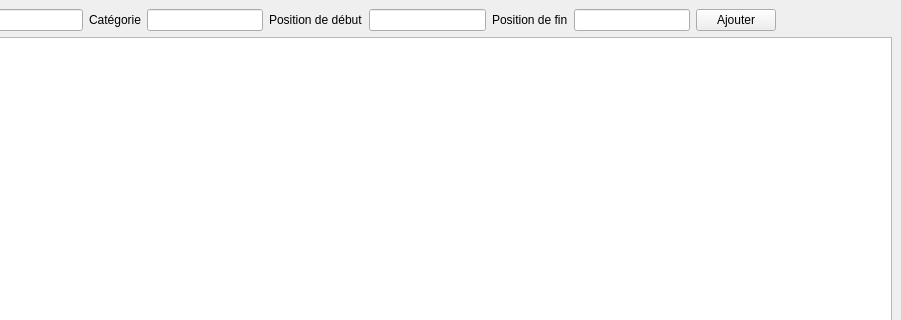
This is src/gui_video_db/resource/video_db.ui in PIBAUR/Plaisir as Qt 5 draws it before an edit; both pictures show x 127 to 1028 and y 0 to 320 of the 1028 by 730 pixel window. The edited form follows.
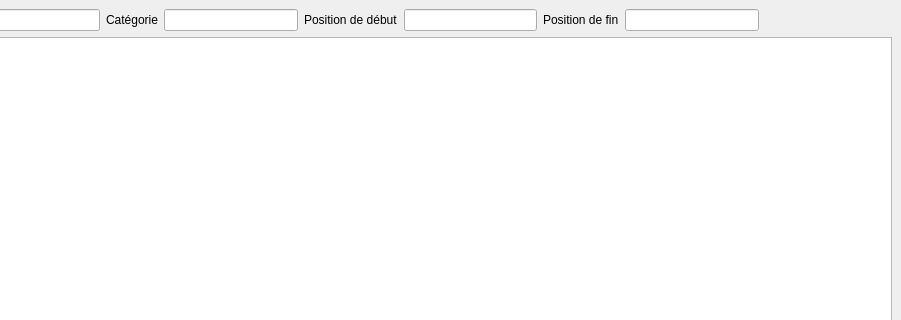
This is the edited form.

Commit message: change video management strategy, no more db, going through the file system

Patch:
```diff
--- a/src/gui_video_db/resource/video_db.ui
+++ b/src/gui_video_db/resource/video_db.ui
@@ -57,13 +57,6 @@
       <item>
        <widget class="QLineEdit" name="newVideoEndPosition_lineEdit"/>
       </item>
-      <item>
-       <widget class="QPushButton" name="newVideo_button">
-        <property name="text">
-         <string>Ajouter</string>
-        </property>
-       </widget>
-      </item>
       <item>
        <spacer name="horizontalSpacer">
         <property name="orientation">
```
The commit also changes 2 other files.
